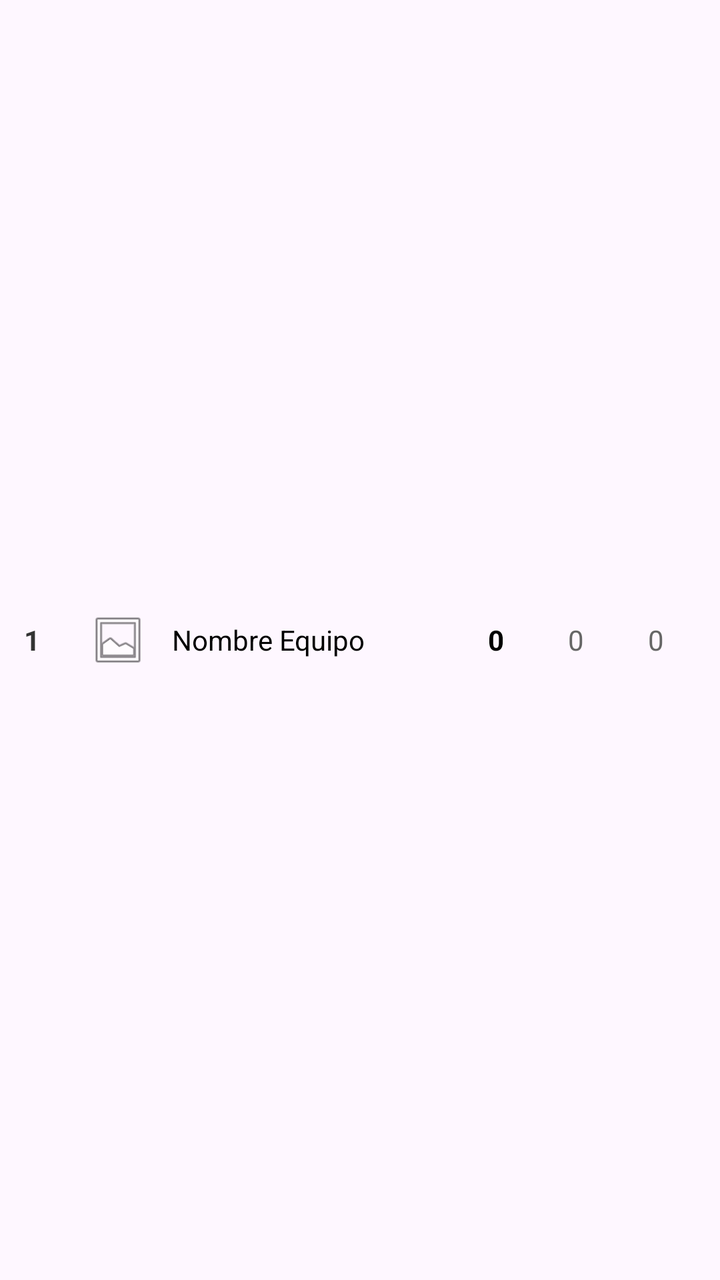
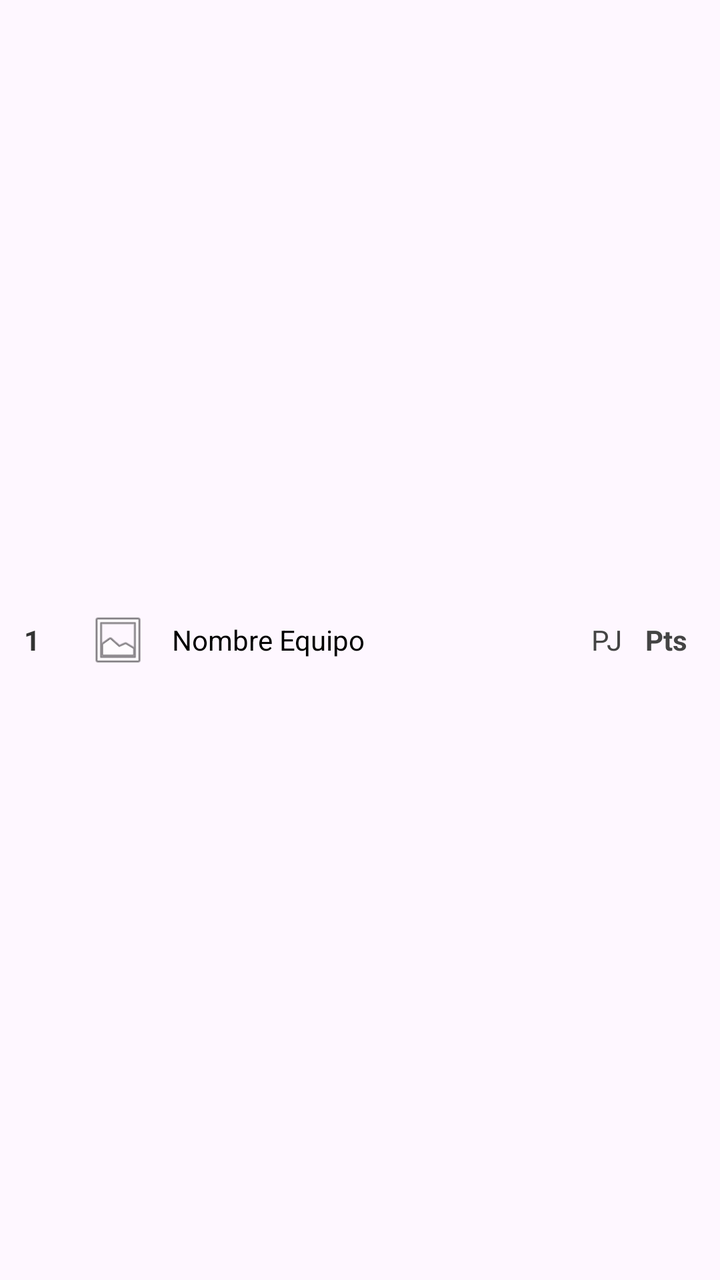

Two renders of the same Android screen: before a commit and after it. Below are the layout's source before the change and the commit's diff.
<!-- AndroidManifest.xml: application theme Theme.TournamentApp -->
<!-- res/layout/item_clasificacion.xml -->
<?xml version="1.0" encoding="utf-8"?>
<LinearLayout xmlns:android="http://schemas.android.com/apk/res/android"
    xmlns:app="http://schemas.android.com/apk/res-auto"
    android:layout_width="match_parent"
    android:layout_height="wrap_content"
    android:orientation="horizontal"
    android:gravity="center_vertical"
    android:padding="12dp">

    <TextView
        android:id="@+id/tvRank"
        android:layout_width="24dp"
        android:layout_height="wrap_content"
        android:text="1"
        android:textStyle="bold"
        android:textColor="#333333"/>

    <com.google.android.material.imageview.ShapeableImageView
        android:id="@+id/ivEquipoLogo"
        android:layout_width="30dp"
        android:layout_height="30dp"
        android:layout_marginStart="8dp"
        app:shapeAppearanceOverlay="@style/CornerRounded"
        android:src="@android:drawable/ic_menu_gallery" />

    <TextView
        android:id="@+id/tvEquipoNombre"
        android:layout_width="0dp"
        android:layout_height="wrap_content"
        android:layout_weight="1"
        android:layout_marginStart="12dp"
        android:text="Nombre Equipo"
        android:textColor="@color/black"
        android:ellipsize="end"
        android:maxLines="1"/>

    <TextView
        android:id="@+id/tvPts"
        android:layout_width="40dp"
        android:layout_height="wrap_content"
        android:text="0"
        android:gravity="center"
        android:textStyle="bold"
        android:textColor="@color/black"/>

    <TextView
        android:id="@+id/tvGF"
        android:layout_width="40dp"
        android:layout_height="wrap_content"
        android:text="0"
        android:gravity="center"
        android:textColor="#666666"/>

    <TextView
        android:id="@+id/tvGC"
        android:layout_width="40dp"
        android:layout_height="wrap_content"
        android:text="0"
        android:gravity="center"
        android:textColor="#666666"/>
</LinearLayout>
<!-- resources referenced by this layout -->
<resources>
  <color name="black">#FF000000</color>
  <style name="CornerRounded">
          <item name="cornerFamily">rounded</item>
          <item name="cornerSize">12dp</item>
      </style>
  <style name="Theme.TournamentApp" parent="Base.Theme.TournamentApp" />
  <style name="Base.Theme.TournamentApp" parent="Theme.Material3.DayNight.NoActionBar">
          
          
      </style>
</resources>

<!-- the commit's change to res/layout/item_clasificacion.xml (unified diff, before → after) -->
@@ -3,6 +3,7 @@
     xmlns:app="http://schemas.android.com/apk/res-auto"
     android:layout_width="match_parent"
     android:layout_height="wrap_content"
+    xmlns:tools="http://schemas.android.com/tools"
     android:orientation="horizontal"
     android:gravity="center_vertical"
     android:padding="12dp">
@@ -34,28 +35,22 @@
         android:ellipsize="end"
         android:maxLines="1"/>
 
-    <TextView
-        android:id="@+id/tvPts"
-        android:layout_width="40dp"
+    <LinearLayout
+        android:id="@+id/layoutDetalle"
+        android:layout_width="wrap_content"
         android:layout_height="wrap_content"
-        android:text="0"
-        android:gravity="center"
-        android:textStyle="bold"
-        android:textColor="@color/black"/>
+        android:orientation="horizontal"
+        android:visibility="gone"
+        tools:visibility="visible">
 
-    <TextView
-        android:id="@+id/tvGF"
-        android:layout_width="40dp"
-        android:layout_height="wrap_content"
-        android:text="0"
-        android:gravity="center"
-        android:textColor="#666666"/>
+        <TextView android:id="@+id/tvPG" android:text="G" style="@style/EstadisticaStyle" />
+        <TextView android:id="@+id/tvPE" android:text="E" style="@style/EstadisticaStyle" />
+        <TextView android:id="@+id/tvPP" android:text="P" style="@style/EstadisticaStyle" />
+        <TextView android:id="@+id/tvGF" android:text="GF" style="@style/EstadisticaStyle" />
+        <TextView android:id="@+id/tvGC" android:text="GC" style="@style/EstadisticaStyle" />
+    </LinearLayout>
 
-    <TextView
-        android:id="@+id/tvGC"
-        android:layout_width="40dp"
-        android:layout_height="wrap_content"
-        android:text="0"
-        android:gravity="center"
-        android:textColor="#666666"/>
+    <TextView android:id="@+id/tvPJ" android:text="PJ" style="@style/EstadisticaStyle" />
+    <TextView android:id="@+id/tvPts" android:text="Pts" android:textStyle="bold" style="@style/EstadisticaStyle" />
+
 </LinearLayout>
<!-- resource entries referenced after the edit -->
@@ -4,6 +4,13 @@
   <style name="CornerRounded">
           <item name="cornerFamily">rounded</item>
           <item name="cornerSize">12dp</item>
+      </style>
+  <style name="EstadisticaStyle">
+          <item name="android:layout_width">30dp</item>
+          <item name="android:layout_height">wrap_content</item>
+          <item name="android:gravity">center</item>
+          <item name="android:textSize">14sp</item>
+          <item name="android:textColor">#444444</item>
       </style>
   <style name="Theme.TournamentApp" parent="Base.Theme.TournamentApp" />
   <style name="Base.Theme.TournamentApp" parent="Theme.Material3.DayNight.NoActionBar">
